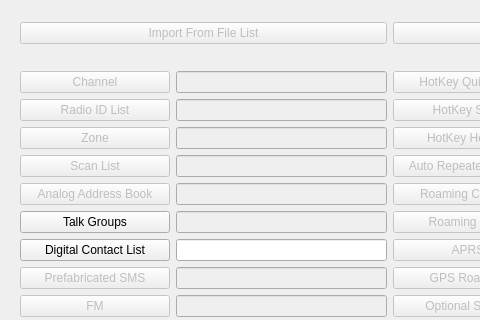
Old version of the form desktop/src/ui/import_export_dialog.ui in the repository mabalew/anytone-cps; both pictures show x 0 to 480 and y 0 to 320 of the 780 by 500 pixel window.
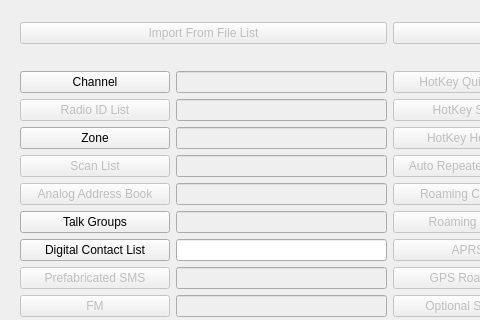
New version of the form.

Commit message: Wire up channel and zone CSV imports in the import dialog

Diff of the .ui file:
```diff
--- a/desktop/src/ui/import_export_dialog.ui
+++ b/desktop/src/ui/import_export_dialog.ui
@@ -53,9 +53,6 @@
        <layout class="QFormLayout" name="formLayout">
         <item row="0" column="0">
          <widget class="QPushButton" name="channelBtn">
-          <property name="enabled">
-           <bool>false</bool>
-          </property>
           <property name="sizePolicy">
            <sizepolicy hsizetype="Minimum" vsizetype="Fixed">
             <horstretch>0</horstretch>
@@ -118,10 +115,7 @@
          </widget>
         </item>
         <item row="2" column="0">
-         <widget class="QPushButton" name="pushButton_3">
-          <property name="enabled">
-           <bool>false</bool>
-          </property>
+         <widget class="QPushButton" name="zonesBtn">
           <property name="sizePolicy">
            <sizepolicy hsizetype="Minimum" vsizetype="Fixed">
             <horstretch>0</horstretch>
```
The commit also changes 3 other files.
